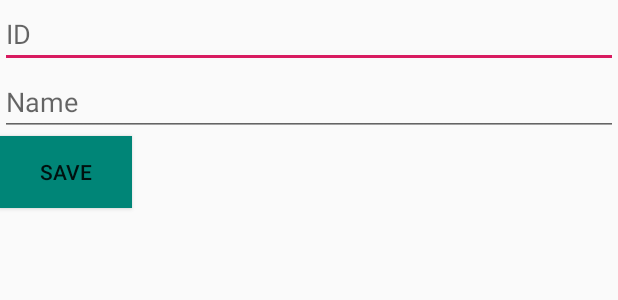
After one commit to tranphuvinh64/DRClassification, an Android app: the layout activity_patientinfo.xml on its own in the app's theme, with its tools: preview values and no code run, on a phone screen of 412 x 824 dp. The commit adds this screen. Shown: the top 300 px of the screen. Run offline under Robolectric (Android 15) with nearby library versions, the phone set to English and light mode, and no system bars.

```diff
--- a/app/src/main/java/uit/vinh/kk/ResultActivity.java
+++ b/app/src/main/java/uit/vinh/kk/ResultActivity.java
@@ -18,7 +18,6 @@ public class ResultActivity extends AppCompatActivity {
 //        getSupportActionBar().setDisplayHomeAsUpEnabled(true);
 //        getSupportActionBar().setDisplayShowHomeEnabled(true);
         getSupportActionBar().setDisplayHomeAsUpEnabled(true);
-
 //        Drawable drawable= getResources().getDrawable(android.R.drawable.ic_menu_search);
 //        getSupportActionBar().setHomeAsUpIndicator(drawable);
     }
@@ -26,7 +25,7 @@ public class ResultActivity extends AppCompatActivity {
     @Override
     public boolean onCreateOptionsMenu(Menu menu) {
         getMenuInflater().inflate(R.menu.menu_back_menuitem, menu);
-        //getMenuInflater().inflate(R.menu.menu_search, menu);
+        //getMenuInflater().inflate(R.menu.menu_back_forward, menu);
         return true;
     }
 
--- /dev/null
+++ b/app/src/main/res/drawable/ic_arrow_back.xml
@@ -0,0 +1,5 @@
+<vector android:height="24dp" android:tint="#FFFFFF"
+    android:viewportHeight="24.0" android:viewportWidth="24.0"
+    android:width="24dp" xmlns:android="http://schemas.android.com/apk/res/android">
+    <path android:fillColor="#FF000000" android:pathData="M20,11H7.83l5.59,-5.59L12,4l-8,8 8,8 1.41,-1.41L7.83,13H20v-2z"/>
+</vector>
--- /dev/null
+++ b/app/src/main/res/drawable/ic_arrow_forward.xml
@@ -0,0 +1,5 @@
+<vector android:height="24dp" android:tint="#FFFFFF"
+    android:viewportHeight="24.0" android:viewportWidth="24.0"
+    android:width="24dp" xmlns:android="http://schemas.android.com/apk/res/android">
+    <path android:fillColor="#FF000000" android:pathData="M12,4l-1.41,1.41L16.17,11H4v2h12.17l-5.58,5.59L12,20l8,-8z"/>
+</vector>
--- /dev/null
+++ b/app/src/main/res/layout/activity_patientinfo.xml
@@ -0,0 +1,23 @@
+<?xml version="1.0" encoding="utf-8"?>
+<LinearLayout xmlns:android="http://schemas.android.com/apk/res/android"
+    android:orientation="vertical" android:layout_width="match_parent"
+    android:layout_height="match_parent">
+    <EditText
+        android:id="@+id/id_ID"
+        android:layout_width="match_parent"
+        android:layout_height="wrap_content"
+        android:hint="ID"
+        android:inputType="text"/>
+    <EditText
+        android:id="@+id/id_Name"
+        android:layout_width="match_parent"
+        android:layout_height="wrap_content"
+        android:hint="Name"
+        android:inputType="text"/>
+    <Button
+        android:id="@+id/id_savebutton"
+        android:layout_width="wrap_content"
+        android:layout_height="wrap_content"
+        android:text="Save"
+        android:background="@color/colorPrimary"/>
+</LinearLayout>
--- a/app/src/main/res/menu/menu_search.xml
+++ b/app/src/main/res/menu/menu_back_forward.xml
@@ -3,7 +3,7 @@
     xmlns:android="http://schemas.android.com/apk/res/android">
     <item
         android:id="@+id/forward"
-        android:icon="@android:drawable/ic_search_category_default"
+        android:icon="@drawable/ic_arrow_forward"
         android:iconTint="@android:color/white"
         android:title="Menu 1"
         app:showAsAction="ifRoom" />
```
Also changed, not shown: app/src/main/AndroidManifest.xml (+14 -7 lines), app/src/main/java/uit/vinh/kk/MainActivity.java (+113 -1 lines), app/src/main/java/uit/vinh/kk/PatientInfoActivity.java (added, +105 -0 lines), app/src/main/res/layout/base_activity_patientinfo_toolbar.xml (added, +11 -0 lines), app/src/main/res/layout/base_activity_result_toolbar.xml (renamed from app/src/main/res/layout/basetoolbar.xml).
